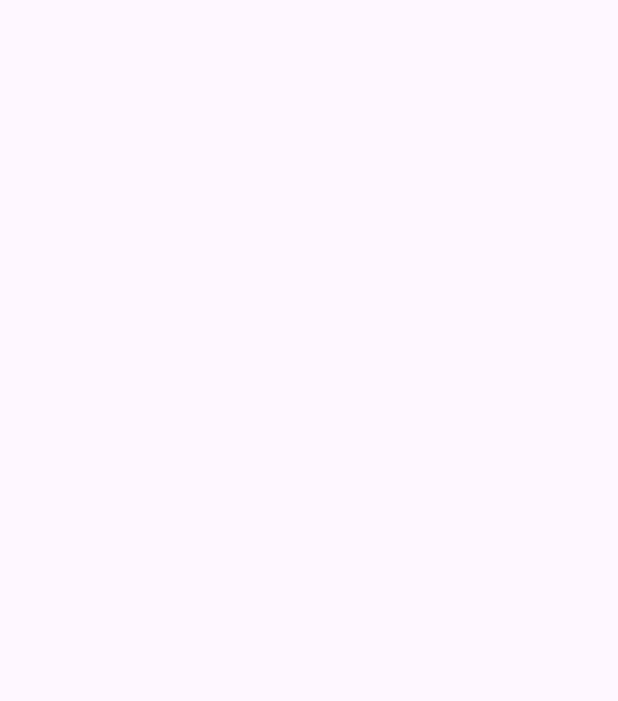
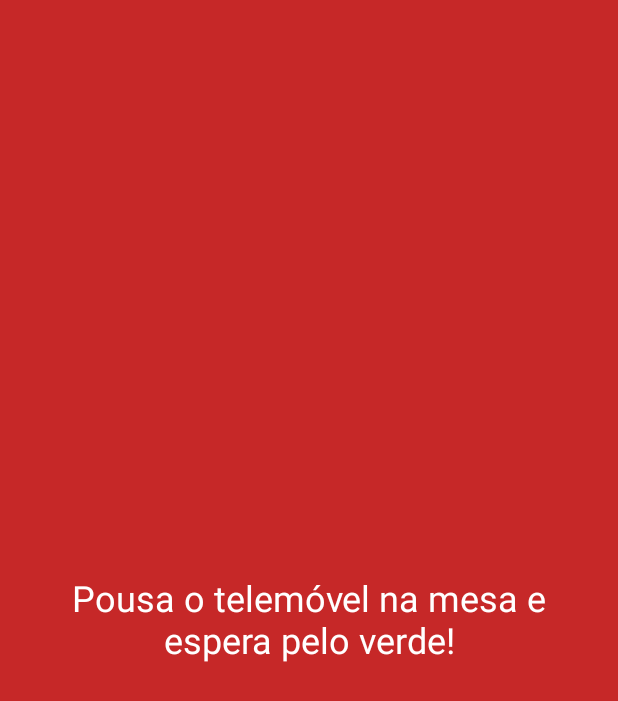
Before and after one commit to GuilhermeBernini/DSSMV_ProjectDroid_1250853_1251002, an Android app: the ReflexosActivity screen opened directly, with no data from a screen before it, on a phone screen of 412 x 824 dp. Before the commit the part shown is empty. Shown: the top 701 px of the screen. Run offline under Robolectric (Android 15) with nearby library versions, the phone set to English and light mode, and no system bars.

Commit message:
Jogo Reflexos (acelerómetro) e correção do build.gradle

```diff
--- a/app/src/main/java/com/example/spinparty/ReflexosActivity.java
+++ b/app/src/main/java/com/example/spinparty/ReflexosActivity.java
@@ -1,6 +1,14 @@
 package com.example.spinparty;
 
-import android.os.Bundle;
+import android.graphics.Color;
+import android.hardware.Sensor;
+import android.hardware.SensorEvent;
+import android.hardware.SensorEventListener;
+import android.hardware.SensorManager;
+import android.os.*;
+import android.view.View;
+import android.widget.Button;
+import android.widget.TextView;
 
 import androidx.activity.EdgeToEdge;
 import androidx.appcompat.app.AppCompatActivity;
@@ -8,8 +16,27 @@ import androidx.core.graphics.Insets;
 import androidx.core.view.ViewCompat;
 import androidx.core.view.WindowInsetsCompat;
 
-public class ReflexosActivity extends AppCompatActivity {
+import java.util.Random;
 
+public class ReflexosActivity extends AppCompatActivity implements SensorEventListener {
+
+    // ===== VARIÁVEIS =====
+    private View fundo;               // o ecrã todo, para mudar a cor
+    private TextView tvTitulo;
+    private TextView tvMensagem;
+    private Button btnRepetir;
+
+    private SensorManager sensorManager;
+    private Sensor acelerometro;
+
+    private final Handler handler = new Handler(Looper.getMainLooper());
+    private final Random random = new Random();
+    private boolean verde = false;     // o ecrã já ficou verde?
+    private boolean acabou = false;    // a ronda já terminou?
+    private long horaVerde = 0;        // a que horas (ms) ficou verde
+    private long horaInicio = 0;      // quando começou a ronda
+
+    // ===== QUANDO O ECRÃ É CRIADO =====
     @Override
     protected void onCreate(Bundle savedInstanceState) {
         super.onCreate(savedInstanceState);
@@ -20,5 +47,84 @@ public class ReflexosActivity extends AppCompatActivity {
             v.setPadding(systemBars.left, systemBars.top, systemBars.right, systemBars.bottom);
             return insets;
         });
+
+        fundo = findViewById(R.id.main);
+        tvTitulo = findViewById(R.id.tvTitulo);
+        tvMensagem = findViewById(R.id.tvMensagem);
+        btnRepetir = findViewById(R.id.btnRepetir);
+        btnRepetir.setOnClickListener(v -> comecarRonda());
+
+        String nome = getIntent().getStringExtra("nome");   // o que veio da SpinActivity
+        tvTitulo.setText(nome);
+
+        sensorManager = (SensorManager) getSystemService(SENSOR_SERVICE);
+        acelerometro = sensorManager.getDefaultSensor(Sensor.TYPE_ACCELEROMETER);
     }
+
+    @Override
+    protected void onResume(){
+        super.onResume();
+        sensorManager.registerListener(this, acelerometro, SensorManager.SENSOR_DELAY_GAME);
+        comecarRonda();
+    }
+
+    @Override
+    protected void onPause() {
+        super.onPause();
+        sensorManager.unregisterListener(this);
+        handler.removeCallbacksAndMessages(null);
+    }
+
+    @Override
+    public void onAccuracyChanged(Sensor sensor, int accuracy) {
+
+    }
+
+    @Override
+    public void onSensorChanged(SensorEvent event) {
+        if (acabou) return;                                            // ronda já terminou
+        if (System.currentTimeMillis() - horaInicio < 1500) return;    // dar tempo para pousar
+
+        float x = event.values[0];
+        float y = event.values[1];
+        float z = event.values[2];
+        double forca = Math.sqrt(x * x + y * y + z * z);               // força total
+        boolean mexeu = Math.abs(forca - SensorManager.GRAVITY_EARTH) > 3;
+        if (!mexeu) return;
+
+        acabou = true;
+        if (!verde) {
+            handler.removeCallbacksAndMessages(null);                  // cancela o verde
+            tvMensagem.setText("Batoteiro! Pegaste antes do verde 😅");
+        } else {
+            long tempo = System.currentTimeMillis() - horaVerde;
+            tvMensagem.setText("Tempo de reação: " + tempo + " ms");
+        }
+        btnRepetir.setVisibility(View.VISIBLE);
+    }
+
+        private void comecarRonda() {
+            horaInicio = System.currentTimeMillis();
+            verde = false;
+            acabou = false;
+            fundo.setBackgroundColor(Color.parseColor("#C62828"));   // vermelho
+            tvMensagem.setText("Pousa o telemóvel na mesa e espera pelo verde!");
+            btnRepetir.setVisibility(View.GONE);
+
+            int espera = 2000 + random.nextInt(3000);   // entre 2 e 5 segundos
+            handler.postDelayed(this::ficarVerde, espera);
+        }
+
+        private void ficarVerde() {
+            verde = true;
+            horaVerde = System.currentTimeMillis();
+            fundo.setBackgroundColor(Color.parseColor("#2E7D32"));   // verde
+            tvMensagem.setText("JÁ! Agarra o telemóvel!");
+            vibrate();
+        }
+        private void vibrate() {
+            Vibrator vibrator = getSystemService(Vibrator.class);
+            vibrator.vibrate(VibrationEffect.createOneShot(400, VibrationEffect.DEFAULT_AMPLITUDE));
+        }
+
 }
--- a/app/src/main/res/layout/activity_reflexos.xml
+++ b/app/src/main/res/layout/activity_reflexos.xml
@@ -4,8 +4,49 @@
         xmlns:tools="http://schemas.android.com/tools"
         xmlns:app="http://schemas.android.com/apk/res-auto"
         android:id="@+id/main"
+        android:background="#C62828"
         android:layout_width="match_parent"
         android:layout_height="match_parent"
         tools:context=".ReflexosActivity">
 
+    <TextView
+            android:id="@+id/tvTitulo"
+            android:layout_width="wrap_content"
+            android:layout_height="wrap_content"
+            android:text="Reflexos"
+            android:textColor="#FFFFFF"
+            android:textSize="40sp"
+            android:textStyle="bold"
+            android:layout_marginTop="92dp"
+            app:layout_constraintTop_toTopOf="parent"
+            app:layout_constraintStart_toStartOf="parent"
+            app:layout_constraintEnd_toEndOf="parent"/>
+
+    <TextView
+            android:id="@+id/tvMensagem"
+            android:layout_width="wrap_content"
+            android:layout_height="wrap_content"
+            android:text="Pousa o telemóvel na mesa e espera pelo verde!"
+            android:textColor="#FFFFFF"
+            android:textSize="24sp"
+            android:gravity="center"
+            android:padding="24dp"
+            app:layout_constraintTop_toTopOf="parent"
+            app:layout_constraintBottom_toBottomOf="parent"
+            app:layout_constraintStart_toStartOf="parent"
+            app:layout_constraintEnd_toEndOf="parent"/>
+
+    <Button
+            android:id="@+id/btnRepetir"
+            android:layout_width="wrap_content"
+            android:layout_height="wrap_content"
+            android:text="JOGAR OUTRA VEZ"
+            android:backgroundTint="#10121F"
+            android:textColor="#FFFFFF"
+            android:visibility="gone"
+            android:layout_marginBottom="64dp"
+            app:layout_constraintBottom_toBottomOf="parent"
+            app:layout_constraintStart_toStartOf="parent"
+            app:layout_constraintEnd_toEndOf="parent"/>
+
 </androidx.constraintlayout.widget.ConstraintLayout>
```
Also changed, not shown: app/build.gradle (+12 -0 lines), build.gradle (+1 -17 lines).
